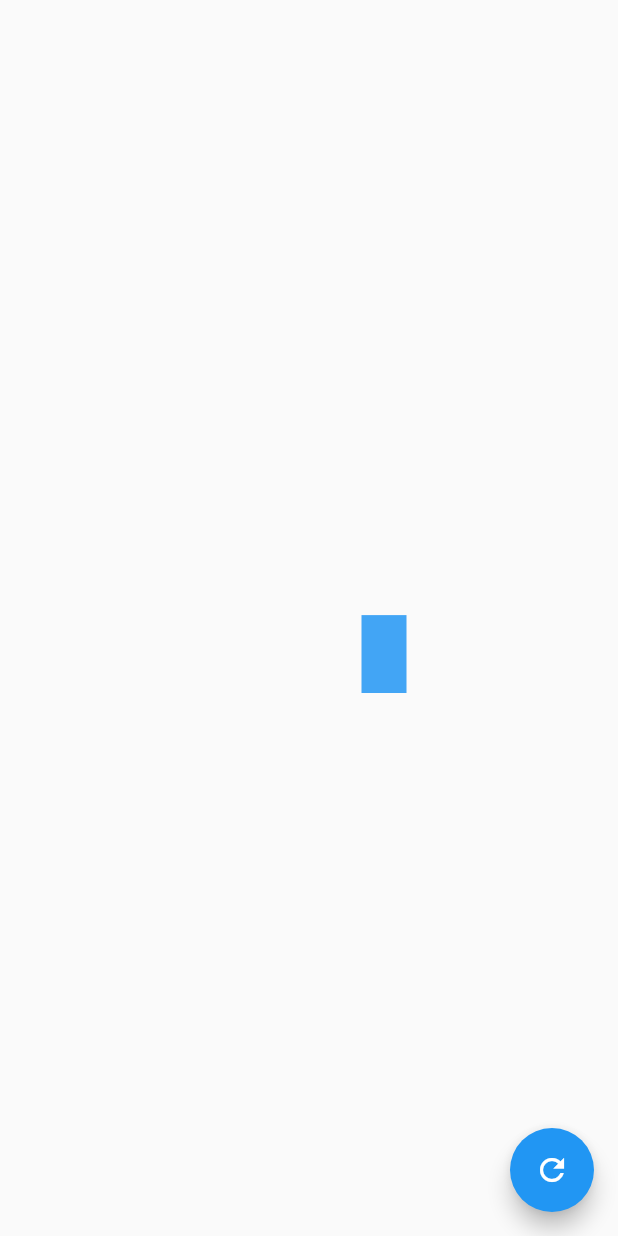
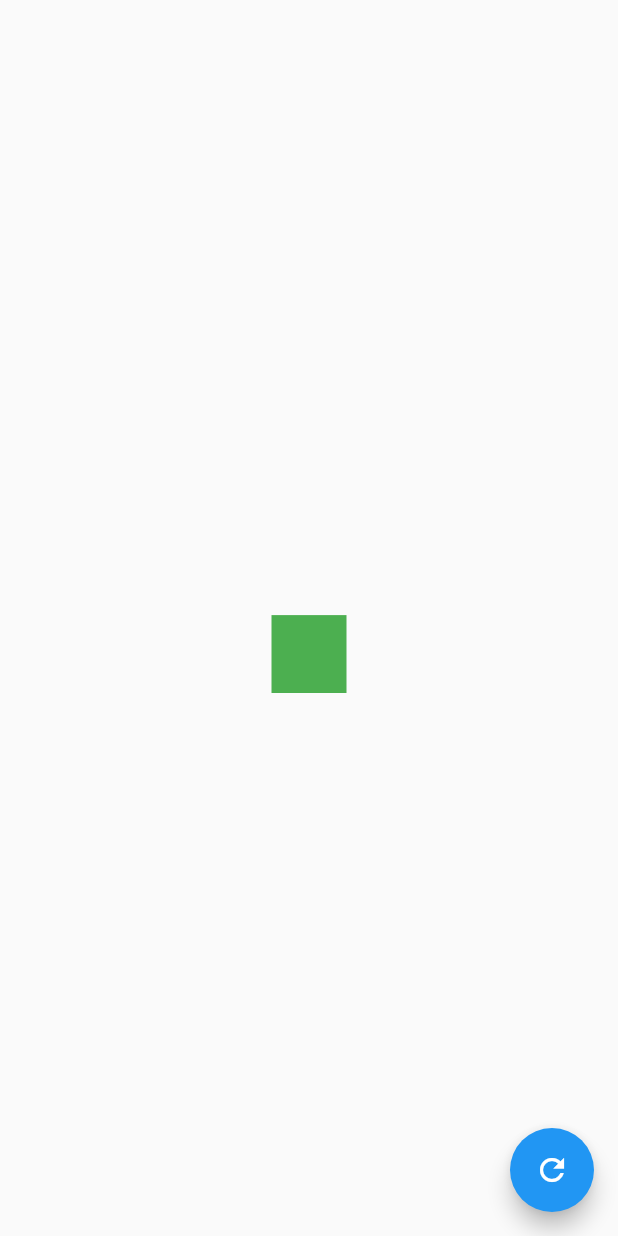
Before and after one commit to 736870598/FlutterDemo, a Flutter app: the TweenAnimPage screen opened directly, after a tap on the "refresh" icon, on a phone screen of 412 x 824 dp. Run offline on Flutter 3.47's test engine with Material 2 defaults, Android fonts, the phone set to English and light mode, and no system bars; network calls fail.

Commit message:
继续学习flutter

```diff
--- a/lib/Bar.dart
+++ b/lib/Bar.dart
@@ -1,20 +1,43 @@
+import 'package:flutter/material.dart';
+import 'package:flutter/animation.dart';
 import 'dart:ui' show lerpDouble;
-
-import 'package:flutter/material.dart';
+import 'dart:math';
+import 'ColorPalette.dart';
 
 
-//---------------------------36中使用-----------------
-class Bar{
-  final double height;
 
-  Bar(this.height);
+class BarChart {
+  static const int barCount = 5;
+  final List<Bar> bars;
 
-  static Bar lerp(Bar begin, Bar end, double t){
-    return new Bar(lerpDouble(begin.height, end.height, t));
+  BarChart(this.bars){
+    assert (bars.length == barCount);
+  }
+
+  factory BarChart.empty(){
+    return new BarChart(
+        new List.filled(barCount, new Bar(0, Colors.transparent))
+    );
+  }
+
+  factory BarChart.random(Random random){
+    return new BarChart(
+        new List.generate(barCount,
+                (i) => new Bar(random.nextDouble()*100,
+                ColorPalette.primary.random(random)))
+    );
+  }
+
+  static BarChart lerp(BarChart begin, BarChart end, double t){
+    return new BarChart(
+        new List.generate(barCount,
+                (i) => Bar.lerp(begin.bars[i], end.bars[i], t))
+    );
   }
 }
 
 class BarTween extends Tween<Bar>{
+
   BarTween(Bar begin, Bar end) : super(begin: begin, end: end);
 
   @override
@@ -23,26 +46,61 @@ class BarTween extends Tween<Bar>{
   }
 }
 
-class BarChartPainter extends CustomPainter {
+class BarChartTween extends Tween<BarChart>{
 
-  final Animation<Bar> animation;
-  final double barWidth;
+  BarChartTween(BarChart begin, BarChart end) : super(begin: begin, end: end);
 
-  BarChartPainter(Animation<Bar> animation, this.barWidth)
-      : animation = animation, super(repaint: animation);
+  @override
+  BarChart lerp(double t) {
+    return BarChart.lerp(begin, end, t);
+  }
+}
+
+class Bar {
+  Bar(this.height, [ this.color = Colors.green]);
+  final double height;
+  final Color color;
+  static Bar lerp(Bar begin, Bar end, double t) {
+    return new Bar( lerpDouble(begin.height, end.height, t), Color.lerp(begin.color, end.color, t) );
+  }
+}
+
+class BarChartPainter extends CustomPainter{
+  static const barWidthFraction = 0.75;
+
+  final Animation<BarChart> animation;
+
+  BarChartPainter(Animation<BarChart> animation):
+        animation = animation,
+        super(repaint: animation);
+
 
   @override
   void paint(Canvas canvas, Size size) {
-    final bar = animation.value;
-    final paint = new Paint()
-      ..color = Colors.blue[400]
-      ..style = PaintingStyle.fill;
-    canvas.drawRect( new Rect.fromLTWH(
-        size.width-barWidth/2.0,
-        size.height-bar.height,
-        barWidth,
-        bar.height ),
-        paint );
+
+    void drawBar(Bar bar, double x, double width, Paint paint){
+      paint.color = bar.color;
+      canvas.drawRect(
+          new Rect.fromLTWH(x, size.height - bar.height, width, bar.height)
+          , paint);
+    }
+
+    final paint = Paint()..style = PaintingStyle.fill;
+    final chart = animation.value;
+    //  每个条形占用的空间宽度
+    final barDistance = size.width/(1+chart.bars.length);
+    // 每个条形占用空间75%的宽度
+    final barWidth = barDistance * barWidthFraction;
+
+    paint.color = Colors.red;
+    canvas.drawPaint(paint);
+
+    // 用于计算每个条形的x坐标点
+    var x = barDistance - barWidth/2;
+    for (var bar in chart.bars){
+      drawBar(bar, x, barWidth, paint);
+      x+=barDistance;
+    }
   }
 
   @override
@@ -51,3 +109,38 @@ class BarChartPainter extends CustomPainter {
   }
 
 }
+
+
+class BarPainter extends CustomPainter{
+
+  final Animation<Bar> animation;
+  final double barWidth;
+
+  BarPainter(Animation<Bar> animation, [this.barWidth = 30]):
+        animation = animation,
+        super(repaint: animation);
+
+
+  @override
+  void paint(Canvas canvas, Size size) {
+
+    final bar = animation.value;
+
+    final paint = Paint()
+      ..style = PaintingStyle.fill
+      ..color = bar.color;
+
+    canvas.drawRect(new Rect.fromLTWH(
+        (size.width-barWidth)/2.0,
+        size.height-animation.value.height,
+        barWidth,
+        bar.height
+    ), paint);
+  }
+
+  @override
+  bool shouldRepaint(CustomPainter oldDelegate) {
+    return false;
+  }
+
+}
--- a/lib/BarChart.dart
+++ /dev/null
@@ -1,98 +0,0 @@
-import 'package:flutter/material.dart';
-import 'package:flutter/animation.dart';
-import 'dart:ui' show lerpDouble;
-import 'dart:math';
-//import 'color_palette.dart';
-
-//-------------------------37中使用--------------
-
-
-class BarChart {
-  static const int barCount = 5;
-  final List<Bar> bars;
-
-  BarChart(this.bars){
-    assert (bars.length == barCount);
-  }
-
-  factory BarChart.empty(){
-    return new BarChart(
-        new List.filled(barCount, new Bar(0, Colors.transparent))
-    );
-  }
-
-  factory BarChart.random(Random random){
-//    final Color color = ColorPalette.primary.random(random);
-    final Color color = Colors.red;
-    return new BarChart(
-        new List.generate(barCount,
-                (i) => new Bar(random.nextDouble()*100, color))
-    );
-  }
-
-  static BarChart lerp(BarChart begin, BarChart end, double t){
-    return new BarChart(
-        new List.generate(barCount,
-                (i) => Bar.lerp(begin.bars[i], end.bars[i], t))
-    );
-  }
-}
-
-class BarChartTween extends Tween<BarChart>{
-
-  BarChartTween(BarChart begin, BarChart end) : super(begin: begin, end: end);
-
-  @override
-  BarChart lerp(double t) {
-    return BarChart.lerp(begin, end, t);
-  }
-}
-
-class Bar {
-  Bar(this.height, this.color);
-  final double height;
-  final Color color;
-  static Bar lerp(Bar begin, Bar end, double t) {
-    return new Bar( lerpDouble(begin.height, end.height, t), Color.lerp(begin.color, end.color, t) );
-  }
-}
-
-class BarChartPainter extends CustomPainter{
-  static const barWidthFraction = 0.75;
-
-  final Animation<BarChart> animation;
-
-  BarChartPainter(Animation<BarChart> animation):
-        animation = animation,
-        super(repaint: animation);
-
-
-  @override
-  void paint(Canvas canvas, Size size) {
-    void drawBar(Bar bar, double x, double width, Paint paint){
-      paint.color = bar.color;
-      canvas.drawRect(
-        new Rect.fromLTWH(x, size.height - bar.height, width, bar.height)
-      , paint);
-    }
-
-    final paint = Paint()..style = PaintingStyle.fill;
-    final chart = animation.value;
-    //  每个条形占用的空间宽度
-    final barDistance = size.width/(1+chart.bars.length);
-    // 每个条形占用空间75%的宽度
-    final barWidth = barDistance * barWidthFraction;
-    // 用于计算每个条形的x坐标点
-    var x = barDistance - barWidth/2;
-    for (var bar in chart.bars){
-      drawBar(bar, x, barWidth, paint);
-      x+=barDistance;
-    }
-  }
-
-  @override
-  bool shouldRepaint(CustomPainter oldDelegate) {
-    return false;
-  }
-
-}
--- a/lib/Flutter_36.dart
+++ b/lib/Flutter_36.dart
@@ -3,7 +3,7 @@
 
 import 'dart:math';
 
-import 'package:FlutterTest/Bar.dart';
+import 'Bar.dart';
 import 'package:flutter/material.dart';
 
 class TweenAnim extends StatelessWidget{
@@ -58,7 +58,7 @@ class _TweenAnimPageState extends State<TweenAnimPage> with TickerProviderStateM
       body: new Center(
         child: new CustomPaint(
           size: new Size(100, 100),
-          painter: new BarChartPainter(tween.animate(animation), 30),
+          painter: new BarPainter(tween.animate(animation), 50),
         ),
       ),
       floatingActionButton: new FloatingActionButton(
--- a/lib/Flutter_37.dart
+++ b/lib/Flutter_37.dart
@@ -4,7 +4,7 @@
 import 'dart:math';
 
 import 'package:flutter/material.dart';
-import 'BarChart.dart';
+import 'Bar.dart';
 
 class TweenAnims extends StatelessWidget{
   @override
@@ -52,7 +52,6 @@ class _TweenAnimsPageState extends State<TweenAnimsPage> with TickerProviderStat
 
   @override
   Widget build(BuildContext context) {
-    // TODO: implement build
     return new Scaffold(
       body: new Center(
         child: new CustomPaint(
```
Also changed, not shown: lib/ColorPalette.dart (added, +28 -0 lines), lib/Flutter_21.dart (+19 -10 lines), lib/Flutter_3.dart (+4 -4 lines), lib/Flutter_38.dart (added, +63 -0 lines), lib/Flutter_39.dart (added, +69 -0 lines), lib/main.dart (+6 -2 lines), 4 other files.
